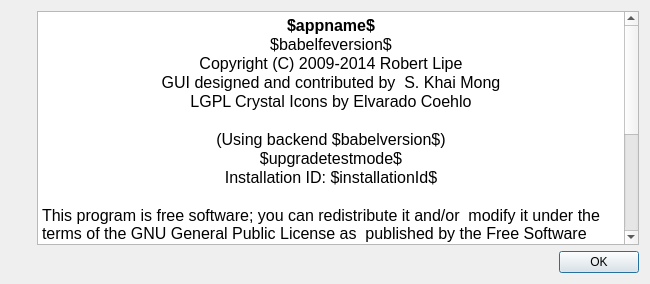
Qt form gui/aboutui.ui (GPSBabel/gpsbabel) before a commit.
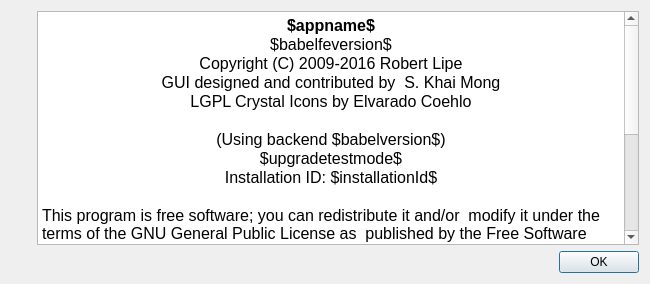
The same form after that commit. Icons and pictures are not drawn.

```diff
--- a/gui/aboutui.ui
+++ b/gui/aboutui.ui
@@ -77,7 +77,7 @@
 &lt;/style&gt;&lt;/head&gt;&lt;body style=&quot; font-family:'Lucida Grande'; font-size:13pt; font-weight:400; font-style:normal;&quot;&gt;
 &lt;p align=&quot;center&quot; style=&quot; margin-top:0px; margin-bottom:0px; margin-left:0px; margin-right:0px; -qt-block-indent:0; text-indent:0px;&quot;&gt;&lt;span style=&quot; font-family:'DejaVu Sans'; font-size:12pt; font-weight:600;&quot;&gt;$appname$&lt;/span&gt;&lt;/p&gt;
 &lt;p align=&quot;center&quot; style=&quot; margin-top:0px; margin-bottom:0px; margin-left:0px; margin-right:0px; -qt-block-indent:0; text-indent:0px;&quot;&gt;&lt;span style=&quot; font-family:'DejaVu Sans'; font-size:12pt;&quot;&gt;$babelfeversion$&lt;/span&gt;&lt;/p&gt;
-&lt;p align=&quot;center&quot; style=&quot; margin-top:0px; margin-bottom:0px; margin-left:0px; margin-right:0px; -qt-block-indent:0; text-indent:0px;&quot;&gt;&lt;span style=&quot; font-family:'DejaVu Sans'; font-size:12pt;&quot;&gt;Copyright (C) 2009-2014 Robert Lipe&lt;/span&gt;&lt;/p&gt;
+&lt;p align=&quot;center&quot; style=&quot; margin-top:0px; margin-bottom:0px; margin-left:0px; margin-right:0px; -qt-block-indent:0; text-indent:0px;&quot;&gt;&lt;span style=&quot; font-family:'DejaVu Sans'; font-size:12pt;&quot;&gt;Copyright (C) 2009-2016 Robert Lipe&lt;/span&gt;&lt;/p&gt;
 &lt;p align=&quot;center&quot; style=&quot; margin-top:0px; margin-bottom:0px; margin-left:0px; margin-right:0px; -qt-block-indent:0; text-indent:0px;&quot;&gt;&lt;span style=&quot; font-family:'DejaVu Sans'; font-size:12pt;&quot;&gt;GUI designed and contributed by  S. Khai Mong&lt;/span&gt;&lt;/p&gt;
 &lt;p align=&quot;center&quot; style=&quot; margin-top:0px; margin-bottom:0px; margin-left:0px; margin-right:0px; -qt-block-indent:0; text-indent:0px;&quot;&gt;&lt;span style=&quot; font-family:'DejaVu Sans'; font-size:12pt;&quot;&gt;LGPL Crystal Icons by Elvarado Coehlo&lt;/span&gt;&lt;/p&gt;
 &lt;p align=&quot;center&quot; style=&quot;-qt-paragraph-type:empty; margin-top:0px; margin-bottom:0px; margin-left:0px; margin-right:0px; -qt-block-indent:0; text-indent:0px; font-family:'DejaVu Sans'; font-size:12pt;&quot;&gt;&lt;br /&gt;&lt;/p&gt;
```
